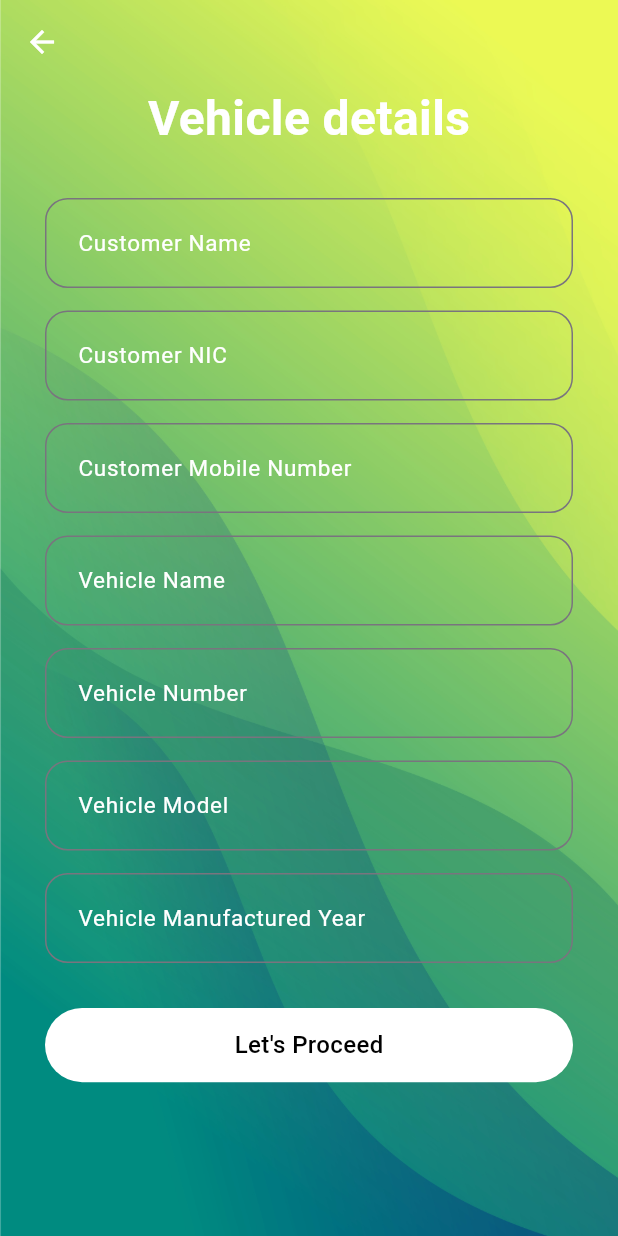
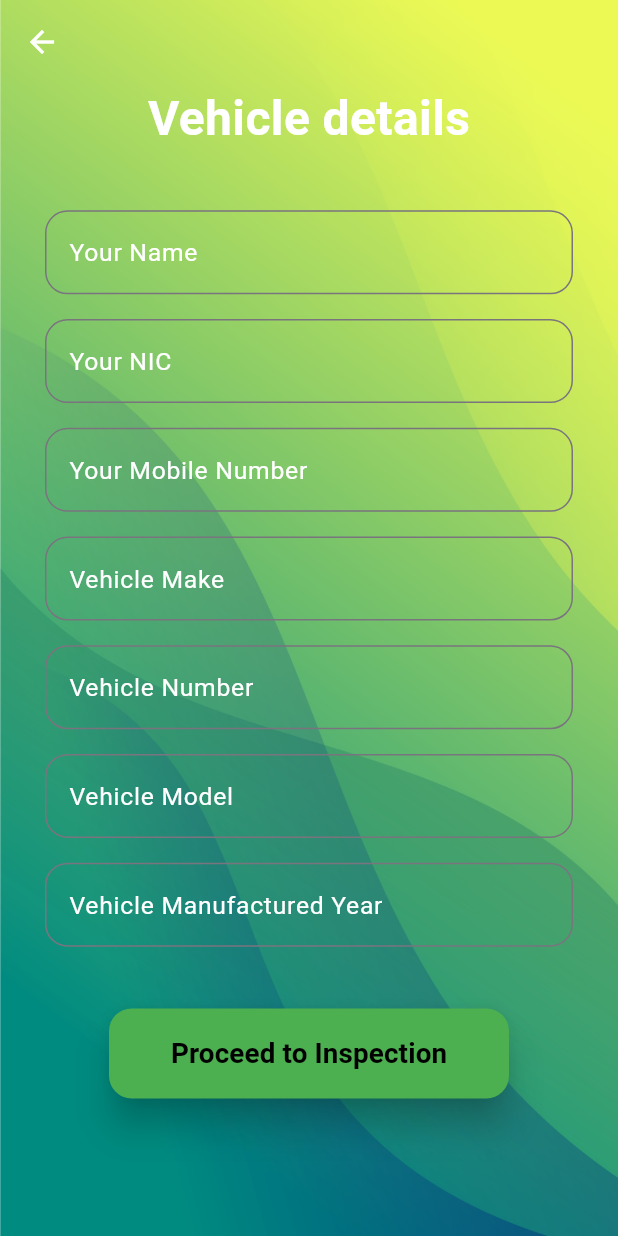
Before and after one commit to spcodegen/Life-Portal, a Flutter app: the VehicleDetailsScreen screen opened by its route, on a phone screen of 412 x 824 dp. Run offline on Flutter 3.47's test engine with Material 3 defaults, Android fonts, the light colour scheme and no system bars; our stand-ins replace go_router.

Commit message:
vehicle details page setup

```diff
--- a/lib/screens/vehicle_details_screen.dart
+++ b/lib/screens/vehicle_details_screen.dart
@@ -1,13 +1,132 @@
+import 'dart:convert';
+
 import 'package:flutter/material.dart';
+import 'package:flutter/services.dart';
 import 'package:go_router/go_router.dart';
 import 'package:life_portal_main/constants/colors.dart';
+import 'package:life_portal_main/screens/global_data.dart';
 import 'package:life_portal_main/widgets/custom_button.dart';
+import 'package:http/http.dart' as http;
 
-class VehicleDetailsScreen extends StatelessWidget {
+class VehicleDetailsScreen extends StatefulWidget {
   const VehicleDetailsScreen({super.key});
 
   @override
+  State<VehicleDetailsScreen> createState() => _VehicleDetailsScreenState();
+}
+
+class _VehicleDetailsScreenState extends State<VehicleDetailsScreen> {
+  final _formKey = GlobalKey<FormState>();
+  final vehicleNameController = TextEditingController();
+  final customerNameController = TextEditingController();
+  final customerNICController = TextEditingController();
+  final customerMobileNumberController = TextEditingController();
+  final vehicleNumberController = TextEditingController();
+  final vehicleModelController = TextEditingController();
+  final vehicleYearController = TextEditingController();
+
+  @override
+  void dispose() {
+    vehicleNameController.dispose();
+    customerNameController.dispose();
+    customerNICController.dispose();
+    customerMobileNumberController.dispose();
+    vehicleNumberController.dispose();
+    vehicleModelController.dispose();
+    vehicleYearController.dispose();
+    super.dispose();
+  }
+
+  Future<void> _saveVehicleDetails() async {
+    if (_formKey.currentState!.validate()) {
+      _formKey.currentState!.save();
+
+      bool consent = await _requestUserConsent();
+
+      if (!consent) {
+        ScaffoldMessenger.of(context).showSnackBar(
+          const SnackBar(content: Text("You need to consent to proceed")),
+        );
+        return;
+      }
+
+      String riskName = "new " + vehicleNumberController.text;
+      GlobalData.setRiskName(riskName);
+
+      final Map<String, dynamic> inputData = {
+        'vehicle_details': vehicleNameController.text,
+        'customer_name': customerNameController.text,
+        'customer_nic': customerNICController.text,
+        'mobile_no': customerMobileNumberController.text,
+        'vehicle_no': vehicleNumberController.text,
+        'vehicle_model': vehicleModelController.text,
+        'manufactured_year': vehicleYearController.text,
+      };
+
+      try {
+        final Uri apiUrl =
+            Uri.parse('http://124.43.209.68:9010/api/v2/saveuser');
+        final response = await http.post(
+          apiUrl,
+          headers: {
+            'Content-Type': 'application/json',
+          },
+          body: jsonEncode(inputData),
+        );
+
+        if (response.statusCode == 200) {
+          ScaffoldMessenger.of(context).showSnackBar(
+            const SnackBar(
+                content: Text('Vehicle details saved successfully!')),
+          );
+          Navigator.pushNamed(context, '/login');
+        } else {
+          ScaffoldMessenger.of(context).showSnackBar(
+            SnackBar(
+                content: Text('Save vehicle details: ${response.statusCode}')),
+          );
+        }
+      } catch (e) {
+        ScaffoldMessenger.of(context).showSnackBar(
+          const SnackBar(
+              content: Text('An error occurred, please try again later')),
+        );
+      }
+    }
+  }
+
+  Future<bool> _requestUserConsent() async {
+    return await showDialog(
+      context: context,
+      builder: (BuildContext context) {
+        return AlertDialog(
+          title: const Text("Data Collection Consent"),
+          content: const Text(
+              "We collect your vehicle and personal details to process your request. Your data is securely transmitted and not shared with third parties without your consent. Do you agree?"),
+          actions: [
+            TextButton(
+              onPressed: () {
+                Navigator.of(context).pop(false);
+              },
+              child: const Text("No"),
+            ),
+            TextButton(
+              onPressed: () {
+                Navigator.of(context).pop(true);
+              },
+              child: const Text("Yes"),
+            ),
+          ],
+        );
+      },
+    );
+  }
+
+  @override
   Widget build(BuildContext context) {
+    final screenWidth = MediaQuery.of(context).size.width;
+    final screenHeight = MediaQuery.of(context).size.height;
+
     return SafeArea(
       child: Container(
         decoration: const BoxDecoration(
@@ -52,139 +171,77 @@ class VehicleDetailsScreen extends StatelessWidget {
                           ),
 
                           //form feild for the Customer Name
-                          TextFormField(
-                            decoration: InputDecoration(
-                              hintText: 'Customer Name',
-                              hintStyle: const TextStyle(
-                                color: kWhite,
-                                fontSize: 15,
-                              ),
-                              border: OutlineInputBorder(
-                                borderRadius: BorderRadius.circular(15),
-                              ),
-                              contentPadding: const EdgeInsets.all(18),
-                            ),
-                          ),
-                          const SizedBox(
-                            height: 15,
-                          ),
+                          Form(
+                            key: _formKey,
+                            child: Column(
+                              children: [
+                                _buildTextField('Your Name',
+                                    customerNameController, screenWidth),
+                                _buildTextField('Your NIC',
+                                    customerNICController, screenWidth,
+                                    keyboardType: TextInputType.text,
+                                    inputFormatter: [
+                                      FilteringTextInputFormatter.allow(
+                                          RegExp(r'[0-9vV]')),
+                                      LengthLimitingTextInputFormatter(12),
+                                    ],
+                                    hintText:
+                                        'E.g. 536467829390 or 1367289407V',
+                                    hintStyle:
+                                        TextStyle(color: Colors.white54)),
+                                _buildTextField('Your Mobile Number',
+                                    customerMobileNumberController, screenWidth,
+                                    keyboardType: TextInputType.phone,
+                                    hintText: 'E.g. 0714563782',
+                                    hintStyle:
+                                        TextStyle(color: Colors.white54)),
+                                _buildTextField('Vehicle Make',
+                                    vehicleNameController, screenWidth,
+                                    hintText: 'E.g. Toyota',
+                                    hintStyle:
+                                        TextStyle(color: Colors.white54)),
+                                _buildTextField('Vehicle Number',
+                                    vehicleNumberController, screenWidth,
+                                    hintText: 'E.g. NW CBB-1226 or CBB 1226',
+                                    hintStyle:
+                                        TextStyle(color: Colors.white54)),
+                                _buildTextField('Vehicle Model',
+                                    vehicleModelController, screenWidth,
+                                    hintText: 'E.g. Corolla',
+                                    hintStyle:
+                                        TextStyle(color: Colors.white54)),
+                                _buildTextField('Vehicle Manufactured Year',
+                                    vehicleYearController, screenWidth),
+                                SizedBox(height: screenHeight * 0.03),
 
-                          //form feild for the Customer NIC
-                          TextFormField(
-                            decoration: InputDecoration(
-                              hintText: 'Customer NIC',
-                              hintStyle: const TextStyle(
-                                color: kWhite,
-                                fontSize: 15,
-                              ),
-                              border: OutlineInputBorder(
-                                borderRadius: BorderRadius.circular(15),
-                              ),
-                              contentPadding: const EdgeInsets.all(18),
-                            ),
-                          ),
-                          const SizedBox(
-                            height: 15,
-                          ),
-
-                          //form feild for the Customer Mobile Number
-                          TextFormField(
-                            decoration: InputDecoration(
-                              hintText: 'Customer Mobile Number',
-                              hintStyle: const TextStyle(
-                                color: kWhite,
-                                fontSize: 15,
-                              ),
-                              border: OutlineInputBorder(
-                                borderRadius: BorderRadius.circular(15),
-                              ),
-                              contentPadding: const EdgeInsets.all(18),
-                            ),
-                          ),
-                          const SizedBox(
-                            height: 15,
-                          ),
-
-                          //form feild for the Vehicle Name
-                          TextFormField(
-                            decoration: InputDecoration(
-                              hintText: 'Vehicle Name',
-                              hintStyle: const TextStyle(
-                                color: kWhite,
-                                fontSize: 15,
-                              ),
-                              border: OutlineInputBorder(
-                                borderRadius: BorderRadius.circular(15),
-                              ),
-                              contentPadding: const EdgeInsets.all(18),
-                            ),
-                          ),
-                          const SizedBox(
-                            height: 15,
-                          ),
-
-                          //form feild for the Vehicle Number
-                          TextFormField(
-                            decoration: InputDecoration(
-                              hintText: 'Vehicle Number',
-                              hintStyle: const TextStyle(
-                                color: kWhite,
-                                fontSize: 15,
-                              ),
-                              border: OutlineInputBorder(
-                                borderRadius: BorderRadius.circular(15),
-                              ),
-                              contentPadding: const EdgeInsets.all(18),
-                            ),
-                          ),
-                          const SizedBox(
-                            height: 15,
-                          ),
-
-                          //form feild for the Vehicle Model
-                          TextFormField(
-                            decoration: InputDecoration(
-                              hintText: 'Vehicle Model',
-                              hintStyle: const TextStyle(
-                                color: kWhite,
-                                fontSize: 15,
-                              ),
-                              border: OutlineInputBorder(
-                                borderRadius: BorderRadius.circular(15),
-                              ),
-                              contentPadding: const EdgeInsets.all(18),
-                            ),
-                          ),
-                          const SizedBox(
-                            height: 15,
-                          ),
-
-                          //form feild for the Vehicle Manufactured Year
-                          TextFormField(
-                            decoration: InputDecoration(
-                              hintText: 'Vehicle Manufactured Year',
-                              hintStyle: const TextStyle(
-                                color: kWhite,
-                                fontSize: 15,
-                              ),
-                              border: OutlineInputBorder(
-                                borderRadius: BorderRadius.circular(15),
-                              ),
-                              contentPadding: const EdgeInsets.all(18),
-                            ),
-                          ),
-                          const SizedBox(
-                            height: 30,
-                          ),
-
-                          GestureDetector(
-                            onTap: () {
-                              GoRouter.of(context).push("/main");
-                            },
-                            child: const CustomButton(
-                              buttonName: "Let's Proceed",
-                              buttonColor: kWhite,
-                              buttonTextColor: kBlack,
+                                // Submit Button
+                                Padding(
+                                  padding: EdgeInsets.symmetric(
+                                      horizontal: screenWidth * 0.05,
+                                      vertical: screenHeight * 0.01),
+                                  child: ElevatedButton(
+                                    style: ElevatedButton.styleFrom(
+                                      padding: EdgeInsets.symmetric(
+                                          vertical: screenHeight * 0.02,
+                                          horizontal: screenWidth * 0.1),
+                                      shape: RoundedRectangleBorder(
+                                        borderRadius: BorderRadius.circular(15),
+                                      ),
+                                      backgroundColor: Colors.green,
+                                      elevation: 10,
+                                    ),
+                                    onPressed: _saveVehicleDetails,
+                                    child: Text(
+                                      'Proceed to Inspection',
+                                      style: TextStyle(
+                                        color: Colors.black,
+                                        fontWeight: FontWeight.bold,
+                                        fontSize: screenWidth * 0.045,
+                                      ),
+                                    ),
+                                  ),
+                                ),
+                              ],
                             ),
                           ),
                           const SizedBox(
@@ -202,4 +259,59 @@ class VehicleDetailsScreen extends StatelessWidget {
       ),
     );
   }
+
+  Widget _buildTextField(
+      String label, TextEditingController controller, double screenWidth,
+      {TextInputType keyboardType = TextInputType.text,
+      List<TextInputFormatter>? inputFormatter,
+      String? hintText,
+      TextStyle? hintStyle}) {
+    return Padding(
+      padding: EdgeInsets.symmetric(vertical: screenWidth * 0.02),
+      child: TextFormField(
+        decoration: InputDecoration(
+          labelText: label,
+          labelStyle:
+              TextStyle(color: Colors.white, fontSize: screenWidth * 0.04),
+          border: OutlineInputBorder(
+            borderRadius: BorderRadius.circular(15),
+          ),
+          // focusedBorder: OutlineInputBorder(
+          //   borderSide: BorderSide(color: Colors.white),
+          // ),
+          // enabledBorder: OutlineInputBorder(
+          //   borderSide: BorderSide(color: Colors.white),
+          // ),
+          hintText: hintText,
+          hintStyle: hintStyle,
+        ),
+        keyboardType: keyboardType,
+        inputFormatters: inputFormatter,
+        validator: (value) {
+          if (value == null || value.isEmpty) {
+            return 'Please enter $label';
+          }
+          if (label == 'Your NIC') {
+            if (!RegExp(r'^\d{12}$').hasMatch(value) &&
+                !RegExp(r'^\d{9}[vV]$').hasMatch(value)) {
+              return 'Enter a valid NIC: 12-digit number or 9-digit number followed by V or v';
+            }
+          }
+          if (label == 'Vehicle Number') {
+            if (!RegExp(r'^[A-Z]{1,2}\s?[A-Z]{2,3}\s?-?\s?\d{4}$')
+                .hasMatch(value)) {
+              return 'Please enter a valid vehicle number (e.g., NW CBB-1226 or CBB 1226)';
+            }
+          }
+          if (label == 'Your Mobile Number') {
+            if (!RegExp(r'^[0-9]{10}$').hasMatch(value)) {
+              return 'Please enter a valid mobile number (10 digits)';
+            }
+          }
+          return null;
+        },
+        controller: controller,
+      ),
+    );
+  }
 }
```
